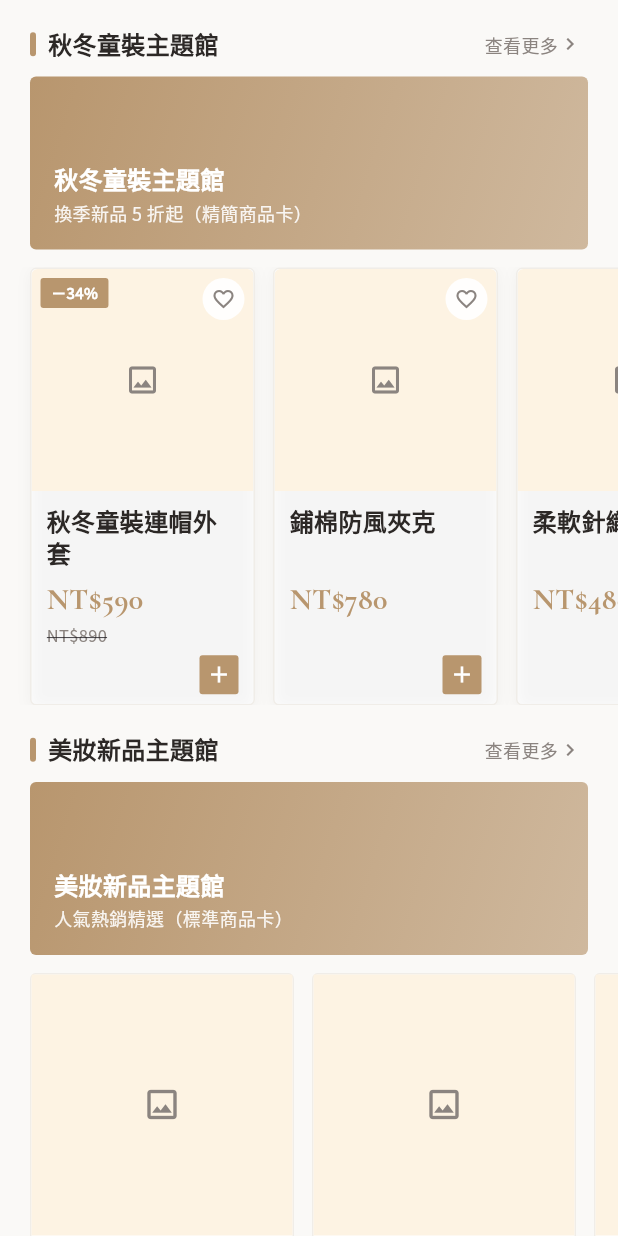
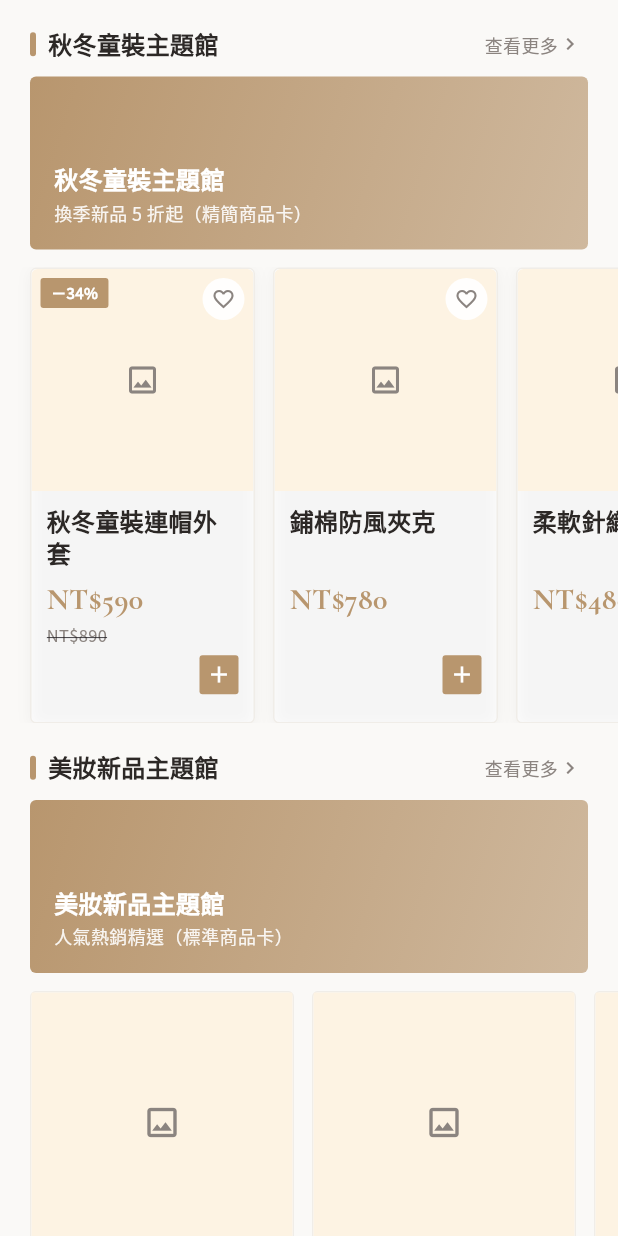
Before and after one commit to minchenlee168/xsmartlive-plus-one-prototype, a Flutter app: the _ThemeHallSections widget shown alone on an empty page, opened directly, on a phone screen of 412 x 824 dp. Run offline on Flutter 3.47's test engine with Material 3 defaults, Android fonts, the phone set to English and light mode, and no system bars; our stand-ins replace cookie_jar, dio, dio_cookie_manager, firebase_analytics, firebase_core, flutter_riverpod and 9 more; missing offline and left inert: facebook_app_events, flutter_facebook_auth; accounts and stored records are empty; network calls fail.

Commit message:
fix: 精簡卡底部黃黑溢位條紋 — 商城橫向列高度不足以容納放大後的卡片
商品名放大到 16、售價放大到 20、保留原價行後，卡片高度超過商城主題館橫向列的
固定高度（精簡 292 / 標準 384），觸發 Flutter RenderFlex 溢位警示（黃黑斜紋
「BOTTOM OVERFLOWED BY 3.4 PIXELS」，即使用者看到的「封鎖線圖案」）。
列高上調並留 slack：精簡 292→304、標準 384→396。整頁掃描確認 0 溢位條紋。

Co-Authored-By: Claude Opus 4.8 (1M context) <noreply@anthropic.com>
Claude-Session: https://claude.ai/code/session_01RSHEb8hzWZX2ZNK8XGMhKR

```diff
--- a/lib/screens/shop/shop_screen.dart
+++ b/lib/screens/shop/shop_screen.dart
@@ -724,8 +724,9 @@ class _ThemeHallSections extends StatelessWidget {
           SizedBox(
             // 卡片名稱固定保留兩行高度後所有卡等高，列高貼齊卡片內容，
             // 既不會底部溢位、也不留多餘空白。
-            // 標準卡圖片 1:1 + 原價在售價下方 + 商品名 16（兩行），整卡高度隨之上調。
-            height: hall.standard ? 384 : 292,
+            // 標準卡圖片 1:1 + 原價在售價下方 + 商品名 16（兩行）+ 售價 20，
+            // 整卡再變高；橫向列固定高度加大並留 slack，避免 RenderFlex 溢位。
+            height: hall.standard ? 396 : 304,
             child: ListView.separated(
               scrollDirection: Axis.horizontal,
               padding: const EdgeInsets.symmetric(horizontal: 20),
```
